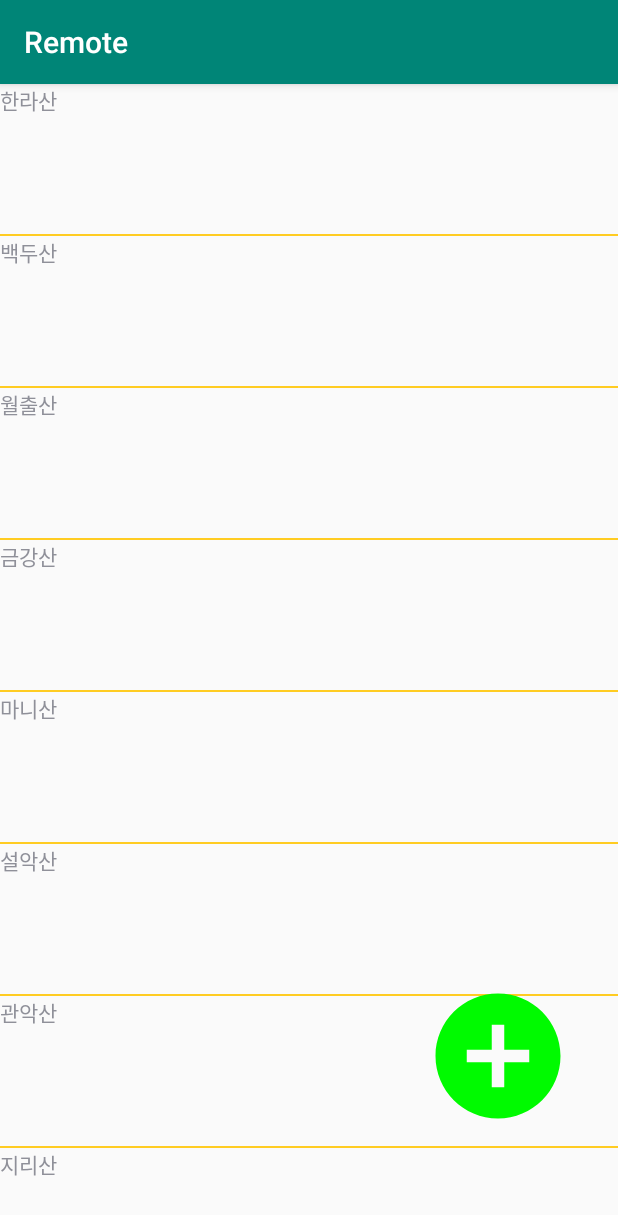
After one commit to akffhaos95/Remote, an Android app: the ListviewActivity screen opened directly, with no data from a screen before it, on a phone screen of 412 x 824 dp. The commit adds this screen. Shown: the top 1215 px of the screen. Run offline under Robolectric (Android 15) with nearby library versions, the phone set to English and light mode, and no system bars.

Commit message:
리스트뷰 생성, Plus 액티비티 생성

```diff
--- /dev/null
+++ b/app/src/main/java/com/example/remote/ListviewActivity.java
@@ -0,0 +1,55 @@
+package com.example.remote;
+
+import android.content.Context;
+import android.content.Intent;
+import android.os.Bundle;
+import android.support.v7.app.AppCompatActivity;
+import android.view.View;
+import android.widget.ImageButton;
+import android.widget.ListView;
+
+import java.util.ArrayList;
+
+public class ListviewActivity extends AppCompatActivity implements View.OnClickListener {
+    private Context context;
+    private ArrayList<String> array;
+    private ListView listView;
+    private ListviewAdapter listviewAdapter;
+    private ImageButton plus;
+    @Override
+    protected void onCreate(Bundle savedInstanceState) {
+        super.onCreate(savedInstanceState);
+        setContentView(R.layout.activity_listview);
+        this.context = getApplicationContext();
+        listView = findViewById(R.id.listview);
+        plus = findViewById(R.id.plus);
+
+        plus.setOnClickListener(this);
+        array = new ArrayList<>();
+        array.add("한라산");
+        array.add("백두산");
+        array.add("월출산");
+        array.add("금강산");
+        array.add("마니산");
+        array.add("설악산");
+        array.add("관악산");
+        array.add("지리산");
+        array.add("대둔산");
+        array.add("도봉산");
+
+        listviewAdapter = new ListviewAdapter(context, array);
+        listView.setAdapter(listviewAdapter);
+    }
+
+    @Override
+    public void onClick(View view) {
+        switch (view.getId()){
+            case R.id.plus:
+                Intent intent3 = new Intent(getApplicationContext(), PluslistActivity.class);
+                intent3.putExtra("name","0");
+                intent3.putExtra("model","0");
+                startActivityForResult(intent3,1002);
+                break;
+        }
+    }
+}
--- /dev/null
+++ b/app/src/main/java/com/example/remote/ListviewAdapter.java
@@ -0,0 +1,58 @@
+package com.example.remote;
+
+import android.content.Context;
+import android.view.LayoutInflater;
+import android.view.View;
+import android.view.ViewGroup;
+import android.widget.BaseAdapter;
+import android.widget.ImageView;
+import android.widget.TextView;
+
+import java.lang.reflect.Array;
+import java.util.ArrayList;
+
+public class ListviewAdapter extends BaseAdapter {
+    private Context context;
+    private ArrayList<String> array;
+    private ViewHolder viewHolder;
+
+    public ListviewAdapter(Context context, ArrayList<String> array){
+        this.context = context;
+        this.array=array;
+    }
+
+    @Override
+    public int getCount() {
+        return array.size();
+    }
+
+    @Override
+    public Object getItem(int i) {
+        return array.get(i);
+    }
+
+    @Override
+    public long getItemId(int i) {
+        return i;
+    }
+
+    @Override
+    public View getView(int i, View view, ViewGroup viewGroup) {
+        if(view==null){
+            view=LayoutInflater.from(context).inflate(R.layout.list,viewGroup,false);
+            viewHolder = new ViewHolder(view);
+            view.setTag(viewHolder);
+        } else viewHolder = (ViewHolder)view.getTag();
+
+        viewHolder.nextText.setText(array.get(i));
+        return view;
+    }
+
+    public class ViewHolder {
+        private TextView nextText;
+
+        public ViewHolder(View convertView) {
+            nextText = convertView.findViewById(R.id.textView1);
+        }
+    }
+}
--- /dev/null
+++ b/app/src/main/res/drawable/ic_add_circle_black_24dp.xml
@@ -0,0 +1,5 @@
+<vector android:height="24dp" android:tint="#00FA00"
+    android:viewportHeight="24.0" android:viewportWidth="24.0"
+    android:width="24dp" xmlns:android="http://schemas.android.com/apk/res/android">
+    <path android:fillColor="#FF000000" android:pathData="M12,2C6.48,2 2,6.48 2,12s4.48,10 10,10 10,-4.48 10,-10S17.52,2 12,2zM17,13h-4v4h-2v-4L7,13v-2h4L11,7h2v4h4v2z"/>
+</vector>
--- a/app/src/main/res/layout/activity_list.xml
+++ /dev/null
@@ -1,6 +0,0 @@
-<?xml version="1.0" encoding="utf-8"?>
-<RelativeLayout
-    xmlns:android="http://schemas.android.com/apk/res/android" android:layout_width="match_parent"
-    android:layout_height="match_parent">
-
-</RelativeLayout>
--- /dev/null
+++ b/app/src/main/res/layout/activity_listview.xml
@@ -0,0 +1,31 @@
+<?xml version="1.0" encoding="utf-8"?>
+<FrameLayout xmlns:android="http://schemas.android.com/apk/res/android"
+    xmlns:app="http://schemas.android.com/apk/res-auto"
+    xmlns:tools="http://schemas.android.com/tools"
+    android:layout_width="match_parent"
+    android:layout_height="match_parent"
+    tools:context=".ListviewActivity">
+
+    <ListView
+        android:id="@+id/listview"
+        android:layout_width="match_parent"
+        android:layout_height="match_parent"
+        android:divider="#ffcc22"
+        android:dividerHeight="1.5dp"
+        android:overScrollMode="never"
+        android:scrollbars="none"
+        android:choiceMode="singleChoice">
+    </ListView>
+
+    <ImageButton
+        android:id="@+id/plus"
+        android:layout_width="100dp"
+        android:layout_height="100dp"
+        android:layout_gravity="bottom|end"
+        android:layout_marginRight="30dp"
+        android:layout_marginBottom="70dp"
+        android:background="@null"
+        android:scaleType="fitCenter"
+        android:src="@drawable/ic_add_circle_black_24dp" />
+
+</FrameLayout>
--- a/app/src/main/res/layout/activity_main.xml
+++ b/app/src/main/res/layout/activity_main.xml
@@ -11,7 +11,7 @@
         android:layout_width="match_parent"
         android:layout_height="wrap_content"
         android:text="Press mic button to input voice..."
-        android:textSize="20sp"
+        android:textSize="20dp"
         android:textColor="#000" />
 
     <EditText
--- /dev/null
+++ b/app/src/main/res/layout/list.xml
@@ -0,0 +1,13 @@
+<?xml version="1.0" encoding="utf-8"?>
+<LinearLayout
+    xmlns:android="http://schemas.android.com/apk/res/android"
+    android:orientation="horizontal"
+    android:layout_width="match_parent"
+    android:layout_height="match_parent">
+    <TextView
+        android:id="@+id/textView1"
+        android:layout_width="match_parent"
+        android:layout_height="100dp"
+        android:layout_gravity="center"/>
+
+</LinearLayout>
--- a/app/src/main/res/values/strings.xml
+++ b/app/src/main/res/values/strings.xml
@@ -1,4 +1,5 @@
 <resources>
     <string name="app_name">Remote</string>
     <string name="action_settings">Settings</string>
+    <string name="title_activity_main2">Main2Activity</string>
 </resources>
```
Also changed, not shown: app/src/main/AndroidManifest.xml (+8 -8 lines), app/src/main/java/com/example/remote/ListActivity.java (deleted, +0 -15 lines), app/src/main/java/com/example/remote/MainActivity.java (+31 -7 lines), app/src/main/java/com/example/remote/PluslistActivity.java (added, +57 -0 lines), app/src/main/java/com/example/remote/TextChange.java (deleted, +0 -11 lines), app/src/main/res/layout/activity_pluslist.xml (added, +38 -0 lines), app/build.gradle (line endings or trailing spaces).
